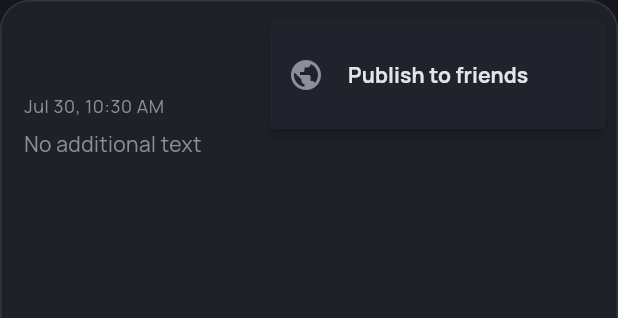
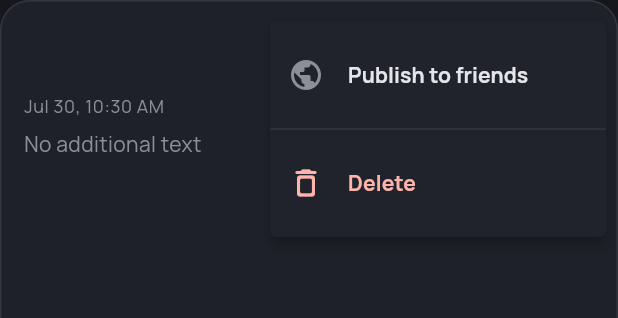
Before and after one commit to Suoip/learning_flutter, a Flutter app: the NoteListTile widget shown alone on an empty page, opened directly with empty values, after a tap on the "more vert" icon, on a phone screen of 412 x 824 dp. Shown: the top 318 px of the screen. Run offline on Flutter 3.47's test engine with Material 3 defaults, Android fonts, the phone set to English and light mode, and no system bars; our stand-ins replace flutter_spinkit, google_fonts, image_picker, supabase_flutter; accounts and stored records are empty; statements that could not run were skipped.

Commit message:
Add Delete to the note list tile's overflow menu
Delete was previously only reachable via swipe-to-dismiss. Adds a
Delete item alongside the existing publish toggle in the same 3-dot
menu, reusing the same delete-with-undo flow (onDismissed) - swipe still
works unchanged.

Co-Authored-By: Claude Sonnet 5 <noreply@anthropic.com>

```diff
--- a/lib/pages/notes/note_list_tile.dart
+++ b/lib/pages/notes/note_list_tile.dart
@@ -115,7 +115,13 @@ class NoteListTile extends StatelessWidget {
                         Icons.more_vert,
                         color: cs.onSurfaceVariant,
                       ),
-                      onSelected: (_) => onTogglePublish(),
+                      onSelected: (value) {
+                        if (value == 'delete') {
+                          onDismissed();
+                        } else {
+                          onTogglePublish();
+                        }
+                      },
                       itemBuilder: (context) => [
                         PopupMenuItem(
                           value: 'toggle_publish',
@@ -133,6 +139,21 @@ class NoteListTile extends StatelessWidget {
                               isPublished
                                   ? 'Unpublish from friends'
                                   : 'Publish to friends',
+                            ),
+                          ),
+                        ),
+                        const PopupMenuDivider(),
+                        PopupMenuItem(
+                          value: 'delete',
+                          child: ListTile(
+                            contentPadding: EdgeInsets.zero,
+                            leading: Icon(
+                              Icons.delete_outline_rounded,
+                              color: cs.error,
+                            ),
+                            title: Text(
+                              'Delete',
+                              style: TextStyle(color: cs.error),
                             ),
                           ),
                         ),
```
